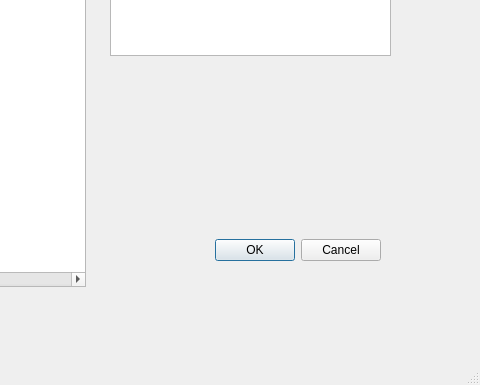
Qt form checkout.ui (WNewsome/Pharmaceutical-Point-of-Sale) before a commit; both pictures show x 320 to 800 and y 215 to 600 of the 800 by 600 pixel window.
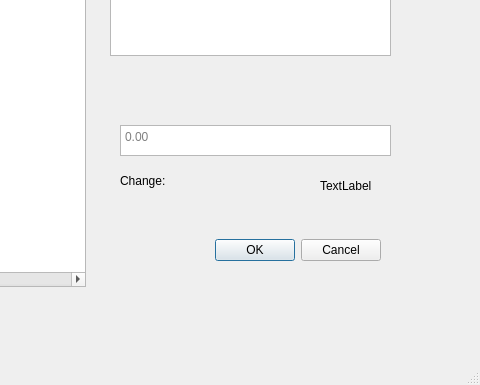
The same form after that commit.

Commit message: added simple payment in checkout screen

Diff of the .ui file:
```diff
--- a/checkout.ui
+++ b/checkout.ui
@@ -105,6 +105,67 @@
      <string>Subtotal</string>
     </property>
    </widget>
+   <widget class="QTextEdit" name="textEdit">
+    <property name="geometry">
+     <rect>
+      <x>440</x>
+      <y>340</y>
+      <width>271</width>
+      <height>31</height>
+     </rect>
+    </property>
+    <property name="mouseTracking">
+     <bool>false</bool>
+    </property>
+    <property name="layoutDirection">
+     <enum>Qt::LeftToRight</enum>
+    </property>
+    <property name="locale">
+     <locale language="English" country="UnitedStates"/>
+    </property>
+    <property name="html">
+     <string>&lt;!DOCTYPE HTML PUBLIC &quot;-//W3C//DTD HTML 4.0//EN&quot; &quot;http://www.w3.org/TR/REC-html40/strict.dtd&quot;&gt;
+&lt;html&gt;&lt;head&gt;&lt;meta name=&quot;qrichtext&quot; content=&quot;1&quot; /&gt;&lt;style type=&quot;text/css&quot;&gt;
+p, li { white-space: pre-wrap; }
+&lt;/style&gt;&lt;/head&gt;&lt;body style=&quot; font-family:'SimSun'; font-size:9pt; font-weight:400; font-style:normal;&quot;&gt;
+&lt;p style=&quot;-qt-paragraph-type:empty; margin-top:0px; margin-bottom:0px; margin-left:0px; margin-right:0px; -qt-block-indent:0; text-indent:0px;&quot;&gt;&lt;br /&gt;&lt;/p&gt;&lt;/body&gt;&lt;/html&gt;</string>
+    </property>
+    <property name="acceptRichText">
+     <bool>false</bool>
+    </property>
+    <property name="textInteractionFlags">
+     <set>Qt::TextSelectableByKeyboard|Qt::TextSelectableByMouse</set>
+    </property>
+    <property name="placeholderText">
+     <string>0.00</string>
+    </property>
+   </widget>
+   <widget class="QLabel" name="label_3">
+    <property name="geometry">
+     <rect>
+      <x>440</x>
+      <y>380</y>
+      <width>81</width>
+      <height>31</height>
+     </rect>
+    </property>
+    <property name="text">
+     <string>Change:</string>
+    </property>
+   </widget>
+   <widget class="QLabel" name="label_4">
+    <property name="geometry">
+     <rect>
+      <x>640</x>
+      <y>390</y>
+      <width>71</width>
+      <height>21</height>
+     </rect>
+    </property>
+    <property name="text">
+     <string>TextLabel</string>
+    </property>
+   </widget>
   </widget>
   <widget class="QMenuBar" name="menubar">
    <property name="geometry">
```
Left out of the diff: 15 changed lines with no effect on the pictures. The commit also changes 7 other files.
